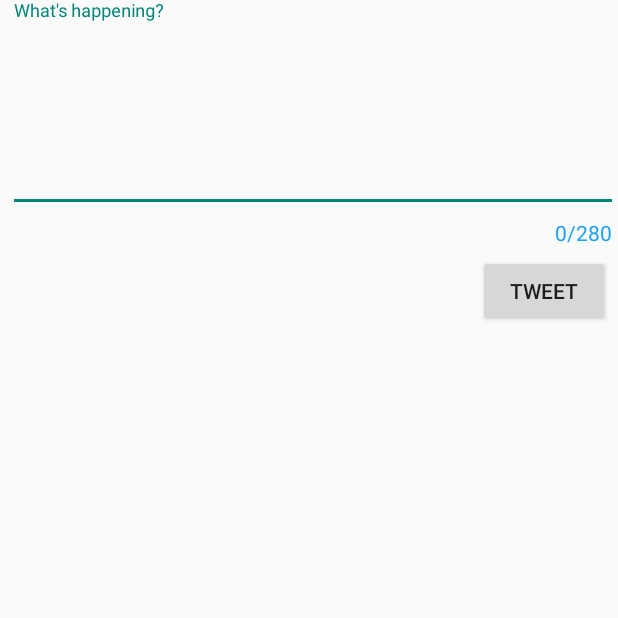
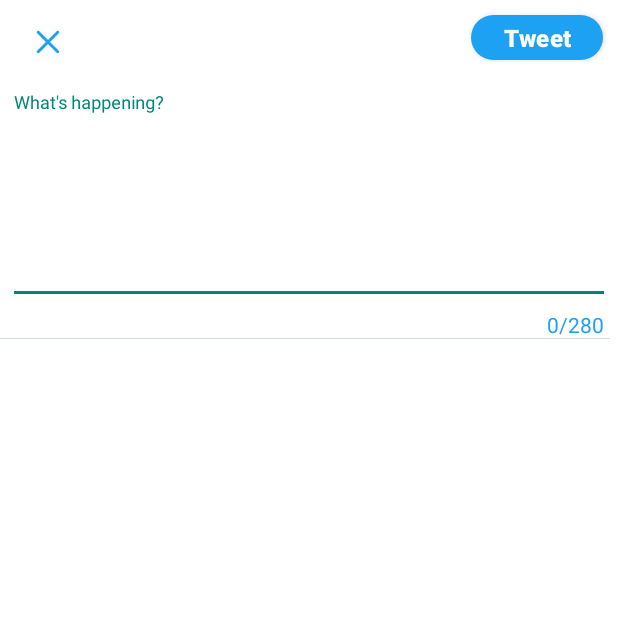
Before and after one commit to kathlynk/project-2-twitter, an Android app: the ComposeActivity screen opened directly, with no data from a screen before it, on a phone screen of 412 x 824 dp, the top half of it. Run offline under Robolectric (Android 15) with nearby library versions, the phone set to English and light mode, and no system bars; our stand-ins replace Room's generated code; libraries missing offline, so code that uses them is left out: com.codepath.asynchttpclient, com.facebook.stetho, org.parceler; 1 statement that could not run was skipped.

```diff
--- a/app/src/main/java/com/codepath/apps/restclienttemplate/ComposeActivity.java
+++ b/app/src/main/java/com/codepath/apps/restclienttemplate/ComposeActivity.java
@@ -9,6 +9,7 @@ import android.util.Log;
 import android.view.View;
 import android.widget.Button;
 import android.widget.EditText;
+import android.widget.ImageButton;
 import android.widget.Toast;
 
 import com.codepath.apps.restclienttemplate.models.Tweet;
@@ -24,6 +25,7 @@ public class ComposeActivity extends AppCompatActivity {
 
     EditText etCompose;
     Button btnTweet;
+    ImageButton btComposeClose;
 
     TwitterClient client;
 
@@ -36,6 +38,14 @@ public class ComposeActivity extends AppCompatActivity {
 
         etCompose = findViewById(R.id.etCompose);
         btnTweet = findViewById(R.id.btnTweet);
+        btComposeClose = findViewById(R.id.btComposeClose);
+
+        btComposeClose.setOnClickListener(new View.OnClickListener() {
+            @Override
+            public void onClick(View v) {
+                finish();
+            }
+        });
 
         // Set a click listener on button
         btnTweet.setOnClickListener(new View.OnClickListener() {
--- a/app/src/main/res/layout/activity_compose.xml
+++ b/app/src/main/res/layout/activity_compose.xml
@@ -1,20 +1,76 @@
 <?xml version="1.0" encoding="utf-8"?>
-<RelativeLayout
-    xmlns:android="http://schemas.android.com/apk/res/android"
+<RelativeLayout xmlns:android="http://schemas.android.com/apk/res/android"
     xmlns:app="http://schemas.android.com/apk/res-auto"
     xmlns:tools="http://schemas.android.com/tools"
     android:layout_width="match_parent"
     android:layout_height="match_parent"
+    android:background="#FFFFFF"
     tools:context=".ComposeActivity">
+
+
+    <androidx.appcompat.widget.Toolbar
+        android:id="@+id/compose_toolbar"
+        android:layout_width="match_parent"
+        android:layout_height="?attr/actionBarSize"
+        android:layout_alignParentStart="true"
+        android:layout_alignParentTop="true"
+        android:layout_marginStart="0dp"
+        android:layout_marginTop="0dp"
+        android:minHeight="?attr/actionBarSize"
+        app:contentInsetStart="0dp"
+        app:titleTextColor="@android:color/white">
+
+
+        <RelativeLayout
+            android:layout_width="match_parent"
+            android:layout_height="match_parent">
+
+
+            <Button
+                android:id="@+id/btnTweet"
+                android:layout_width="wrap_content"
+                android:layout_height="wrap_content"
+                android:layout_alignParentEnd="true"
+                android:layout_marginTop="10dp"
+                android:layout_marginEnd="10dp"
+                android:background="@drawable/rounded_button"
+                android:letterSpacing="0.02"
+                android:minHeight="30dp"
+                android:text="@string/tweet"
+                android:textAllCaps="false"
+                android:textColor="#FFFFFF"
+                android:textSize="16sp"
+                android:textStyle="bold" />
+
+            <ImageButton
+                android:id="@+id/btComposeClose"
+                android:layout_width="wrap_content"
+                android:layout_height="wrap_content"
+                android:layout_alignParentStart="false"
+                android:layout_alignParentTop="false"
+                android:layout_centerVertical="true"
+                android:layout_marginStart="20dp"
+                android:layout_marginTop="10dp"
+                android:background="@android:color/transparent"
+                android:tint="@color/twitter_icon_selected_blue"
+                app:srcCompat="@drawable/ic_vector_close" />
+
+        </RelativeLayout>
+    </androidx.appcompat.widget.Toolbar>
 
     <com.google.android.material.textfield.TextInputLayout
         android:id="@+id/composeContainer"
         android:layout_width="match_parent"
+        android:layout_height="wrap_content"
+        android:layout_below="@+id/compose_toolbar"
+        android:layout_marginStart="0dp"
+        android:layout_marginTop="5dp"
+        android:layout_marginEnd="5dp"
+        android:background="@drawable/bottom_border"
         app:counterEnabled="true"
         app:counterMaxLength="280"
-        android:layout_height="wrap_content"
-        app:counterTextAppearance="@style/CounterStyle"
-        app:counterOverflowTextAppearance="@style/OverflowCounterStyle">
+        app:counterOverflowTextAppearance="@style/OverflowCounterStyle"
+        app:counterTextAppearance="@style/CounterStyle">
         >
 
         <EditText
@@ -25,21 +81,14 @@
             android:layout_alignParentTop="true"
             android:layout_marginStart="5dp"
             android:layout_marginTop="5dp"
+            android:backgroundTint="#FFFFFF"
             android:ems="10"
             android:gravity="start|top"
             android:hint="What's happening?"
             android:inputType="textMultiLine"
-        android:minLines="5" />
+            android:minLines="5"
+            android:shadowColor="#FFFFFF"
+            android:textColorHighlight="@android:color/transparent" />
 
     </com.google.android.material.textfield.TextInputLayout>
-    <Button
-        android:id="@+id/btnTweet"
-        android:layout_width="wrap_content"
-        android:layout_height="wrap_content"
-        android:layout_below="@+id/composeContainer"
-        android:layout_alignParentStart="false"
-        android:layout_alignParentEnd="true"
-        android:layout_marginTop="5dp"
-        android:layout_marginEnd="5dp"
-        android:text="@string/tweet" />
 </RelativeLayout>
```
Also changed, not shown: 1 other file. Lines whose indentation alone changed are shown as unchanged.
